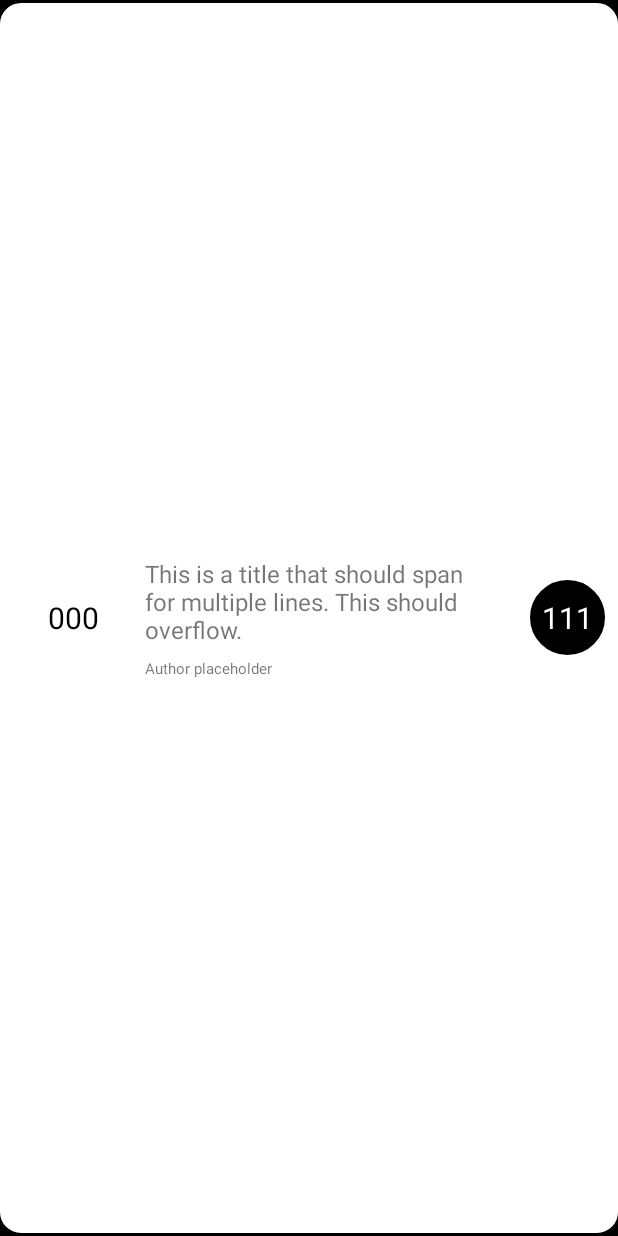
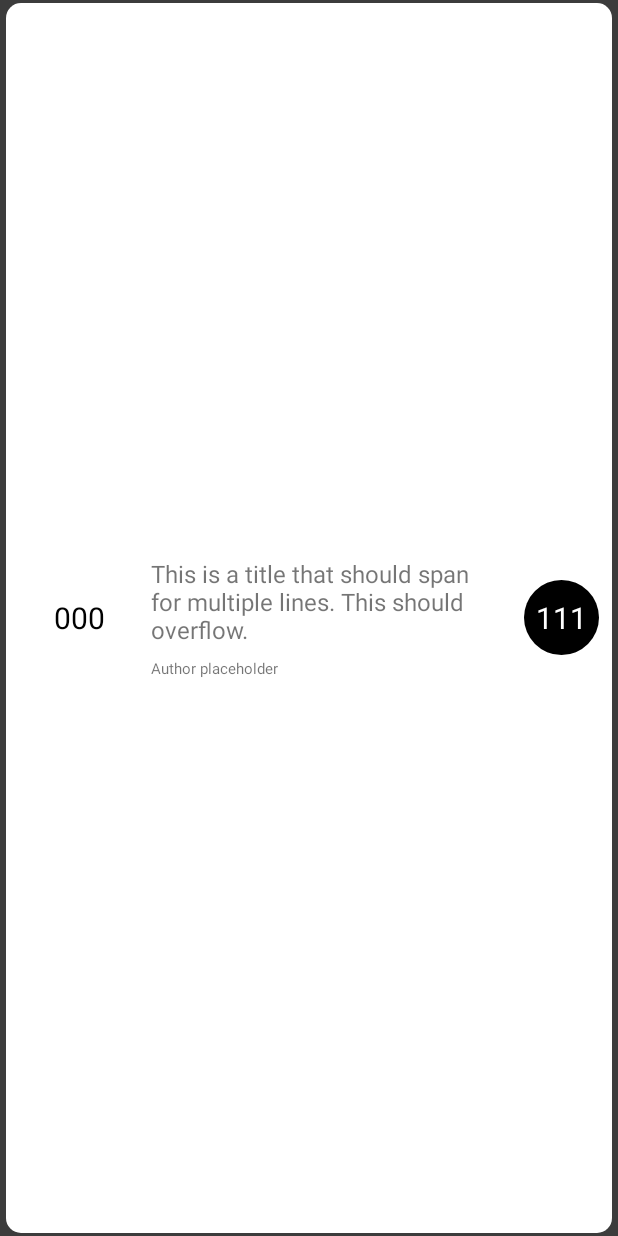
Before and after one commit to ehtd/HackerNews, an Android app: the layout list_row_view.xml on its own in the app's theme, with its tools: preview values and no code run, on a phone screen of 412 x 824 dp. Run offline under Robolectric (Android 15) with nearby library versions, the light colour scheme and no system bars.

Commit message:
Added color factory to SharedLib Added list row colors to Android app

```diff
--- a/Android/Hackyto/app/src/main/res/drawable/circle.xml
+++ b/Android/Hackyto/app/src/main/res/drawable/circle.xml
@@ -1,10 +1,6 @@
 <?xml version="1.0" encoding="UTF-8"?>
 <shape xmlns:android="http://schemas.android.com/apk/res/android">
     <solid android:color="#000"/>
-
-    <stroke
-        android:width="8dp"
-        android:color="#000" />
 
     <padding android:left="1dp"
         android:top="1dp"
--- a/Android/Hackyto/app/src/main/res/drawable/rounded_row.xml
+++ b/Android/Hackyto/app/src/main/res/drawable/rounded_row.xml
@@ -1,10 +1,6 @@
 <?xml version="1.0" encoding="UTF-8"?>
 <shape xmlns:android="http://schemas.android.com/apk/res/android">
-    <solid android:color="#ffffffff"/>
-
-    <stroke
-        android:width="8dp"
-        android:color="#FFF" />
+    <solid android:color="#FFFFFFFF"/>
 
     <padding android:left="1dp"
         android:top="1dp"
--- a/Android/Hackyto/app/src/main/res/layout/list_row_view.xml
+++ b/Android/Hackyto/app/src/main/res/layout/list_row_view.xml
@@ -2,7 +2,7 @@
     android:layout_width="fill_parent"
     android:layout_height="fill_parent"
     android:orientation="horizontal"
-    android:background="#000000"
+    android:background="@color/darkGrayColor"
     android:paddingTop="2dp"
     android:paddingBottom="2dp">
 
@@ -10,7 +10,9 @@
         android:layout_width="fill_parent"
         android:layout_height="fill_parent"
         android:orientation="horizontal"
-        android:background="@drawable/rounded_row">
+        android:background="@drawable/rounded_row"
+        android:layout_marginStart="4dp"
+        android:layout_marginEnd="4dp">
 
         <TextView
             android:id="@+id/NumberTextView"
```
Also changed, not shown: Android/Hackyto/app/src/main/java/io/ernesto/hackyto/ListAdapter.java (+9 -0 lines), Android/Hackyto/app/src/main/res/values/colors.xml (+14 -0 lines), Android/Hackyto/sharedLib/src/main/java/io/ernesto/hn/ColorFactory.java (added, +59 -0 lines), 1 other file.
